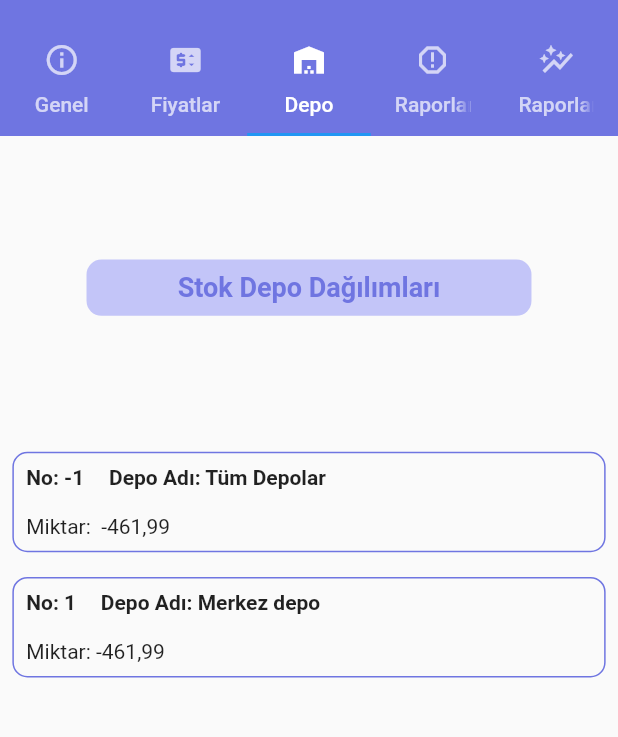
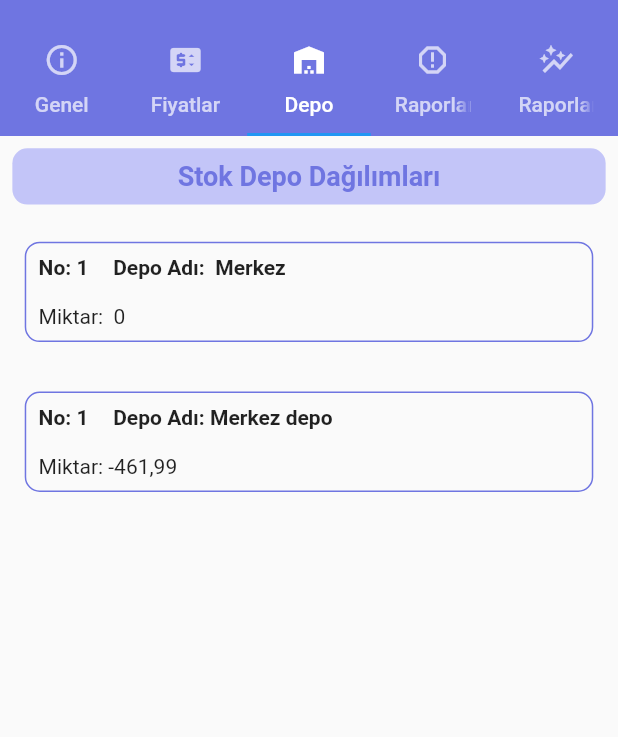
Before and after one commit to kesenalican/dinamik-mikro, a Flutter app: the StokDetay screen opened directly with empty values, tab 3 chosen, on a phone screen of 412 x 824 dp, the part 59-796 px from its top. Run offline on Flutter 3.47's test engine with Material 2 defaults, Android fonts, the phone set to English and light mode, and no system bars; our stand-ins replace dio, flutter_hooks, flutter_map, flutter_riverpod, hooks_riverpod, latlong2; network calls fail.

Commit message:
some bug fixed

```diff
--- /dev/null
+++ b/lib/Model/depo_model.dart
@@ -0,0 +1,30 @@
+// To parse this JSON data, do
+//
+//     final depo = depoFromMap(jsonString);
+
+import 'package:meta/meta.dart';
+import 'dart:convert';
+
+Depo depoFromMap(String str) => Depo.fromMap(json.decode(str));
+
+String depoToMap(Depo data) => json.encode(data.toMap());
+
+class Depo {
+  Depo({
+    required this.depNo,
+    required this.depAdi,
+  });
+
+  final int depNo;
+  final String depAdi;
+
+  factory Depo.fromMap(Map<String, dynamic> json) => Depo(
+        depNo: json["dep_no"],
+        depAdi: json["dep_adi"],
+      );
+
+  Map<String, dynamic> toMap() => {
+        "dep_no": depNo,
+        "dep_adi": depAdi,
+      };
+}
--- a/lib/View/common/common_drawer.dart
+++ b/lib/View/common/common_drawer.dart
@@ -8,7 +8,7 @@ import '../../core/constants/constant.dart';
 import '../screens/module_card.dart';
 import '../screens/ayarlar/view/settings.dart';
 import '../styles/colors.dart';
-import 'menu_components.dart';
+import '../../core/components/menu_components.dart';
 
 class DrawerMenu extends StatefulWidget {
   const DrawerMenu({Key? key}) : super(key: key);
@@ -36,7 +36,7 @@ class _DrawerMenuState extends State<DrawerMenu> {
           Container(
             height: context.dynamicHeight * 0.15,
             child: UserAccountsDrawerHeader(
-              accountName:  const Text(Constants.DINAMIK_OTOMASYON),
+              accountName: const Text(Constants.DINAMIK_OTOMASYON),
               accountEmail: null,
               decoration: BoxDecoration(
                 color: Color(MyColors.bg01),
--- a/lib/View/screens/stokIslemleri/model/stoklar_model.dart
+++ b/lib/View/screens/stokIslemleri/model/stoklar_model.dart
@@ -2,6 +2,7 @@
 //
 //     final stoklar = stoklarFromMap(jsonString);
 
+import 'package:meta/meta.dart';
 import 'dart:convert';
 
 Stoklar stoklarFromMap(String str) => Stoklar.fromMap(json.decode(str));
@@ -13,6 +14,7 @@ class Stoklar {
     required this.stokKodu,
     required this.stokIsim,
     required this.stokFiyat,
+    required this.stokKur,
     required this.stokAnaGrup,
     required this.stokSektor,
     required this.stokBirim1,
@@ -21,11 +23,14 @@ class Stoklar {
     required this.stokReyon,
     required this.stokMarka,
     required this.stokModel,
+    required this.merkez,
+    required this.stokMiktar,
   });
 
   final String stokKodu;
   final String stokIsim;
   final double stokFiyat;
+  final String? stokKur;
   final String stokAnaGrup;
   final String stokSektor;
   final String stokBirim1;
@@ -34,11 +39,14 @@ class Stoklar {
   final String stokReyon;
   final String stokMarka;
   final String stokModel;
+  final double merkez;
+  final double stokMiktar;
 
   factory Stoklar.fromMap(Map<String, dynamic> json) => Stoklar(
         stokKodu: json["StokKodu"],
         stokIsim: json["StokIsim"],
         stokFiyat: json["StokFiyat"],
+        stokKur: json["StokKur"],
         stokAnaGrup: json["StokAnaGrup"],
         stokSektor: json["StokSektor"],
         stokBirim1: json["StokBirim1"],
@@ -47,12 +55,15 @@ class Stoklar {
         stokReyon: json["StokReyon"],
         stokMarka: json["StokMarka"],
         stokModel: json["StokModel"],
+        merkez: json["MERKEZ"],
+        stokMiktar: json["StokMiktar"],
       );
 
   Map<String, dynamic> toMap() => {
         "StokKodu": stokKodu,
         "StokIsim": stokIsim,
         "StokFiyat": stokFiyat,
+        "StokKur": stokKur,
         "StokAnaGrup": stokAnaGrup,
         "StokSektor": stokSektor,
         "StokBirim1": stokBirim1,
@@ -61,5 +72,7 @@ class Stoklar {
         "StokReyon": stokReyon,
         "StokMarka": stokMarka,
         "StokModel": stokModel,
+        "MERKEZ": merkez,
+        "StokMiktar": stokMiktar,
       };
 }
--- a/lib/View/screens/stokIslemleri/view/stok_detay.dart
+++ b/lib/View/screens/stokIslemleri/view/stok_detay.dart
@@ -5,7 +5,7 @@ import 'package:dinamik_otomasyon/view/screens/stokIslemleri/view/tabs/stok_rapo
 import 'package:flutter/material.dart';
 import '../../../../core/constants/constant.dart';
 import '../../../styles/colors.dart';
-import 'stok_genel.dart';
+import 'tabs/stok_genel_tab.dart';
 
 class StokDetay extends StatefulWidget {
   final Stoklar stokModel;
@@ -73,7 +73,9 @@ class _StokDetayState extends State<StokDetay> {
               stokModel: widget.stokModel,
             ),
             //Depo Tab
-            const DepoTab(),
+            DepoTab(
+              stokModel: widget.stokModel,
+            ),
             // RaporlarTab
             const RaporlarTab(),
             const Icon(Icons.directions_bike),
--- a/lib/View/screens/stokIslemleri/view/tabs/stok_depo_tab.dart
+++ b/lib/View/screens/stokIslemleri/view/tabs/stok_depo_tab.dart
@@ -1,27 +1,32 @@
-import 'package:dinamik_otomasyon/core/base/state/base_state.dart';
+import 'package:dinamik_otomasyon/Model/depo_model.dart';
+import 'package:dinamik_otomasyon/core/extensions/extensions.dart';
 import 'package:dinamik_otomasyon/view/styles/colors.dart';
 import 'package:flutter/material.dart';
 import 'package:dinamik_otomasyon/core/constants/constant.dart';
+import 'package:flutter_riverpod/flutter_riverpod.dart';
 
-class DepoTab extends StatefulWidget {
-  const DepoTab({Key? key}) : super(key: key);
+import '../../model/stoklar_model.dart';
+
+class DepoTab extends ConsumerWidget {
+  final Stoklar stokModel;
+  const DepoTab({Key? key, required this.stokModel}) : super(key: key);
 
   @override
-  State<DepoTab> createState() => _DepoTabState();
+  Widget build(BuildContext context, WidgetRef ref) {
+    return Column(
+      children: [
+        _buildStokDepoDagilimText(context.dynamicHeight, context.dynamicWidth),
+        _buildUrunDagilim(context.dynamicHeight, context.dynamicWidth),
+        //veriyi çekince ayır
+        _buildDepo2(context.dynamicHeight, context.dynamicWidth),
+      ],
+    );
   }
 
-class _DepoTabState extends BaseState<DepoTab> {
-  @override
-  Widget build(BuildContext context) {
-    return SingleChildScrollView(
-      child: Column(
-        children: [
-          buildStokDepoDagilimText(context),
-          buildUrunDagilim(),
-          //veriyi çekince ayır
-          Container(
+  _buildDepo2(double dynamicHeight, double width) {
+    return Container(
       width: double.infinity,
-            margin: paddingDefault,
+      margin: EdgeInsets.all(dynamicHeight * 0.02),
       decoration: BoxDecoration(
         color: Colors.transparent,
         borderRadius: BorderRadius.circular(10),
@@ -34,7 +39,7 @@ class _DepoTabState extends BaseState<DepoTab> {
           Row(
             children: [
               Padding(
-                      padding: paddingDefault,
+                padding: EdgeInsets.all(dynamicHeight * 0.01),
                 child: const Text(
                   "No: 1",
                   style: TextStyle(
@@ -43,7 +48,7 @@ class _DepoTabState extends BaseState<DepoTab> {
                 ),
               ),
               Padding(
-                      padding: paddingDefault,
+                padding: EdgeInsets.all(dynamicHeight * 0.01),
                 child: const Text(
                   "Depo Adı: Merkez depo",
                   style: TextStyle(
@@ -56,23 +61,20 @@ class _DepoTabState extends BaseState<DepoTab> {
           Row(
             children: [
               Padding(
-                      padding: paddingDefault,
+                padding: EdgeInsets.all(dynamicHeight * 0.01),
                 child: const Text("Miktar: -461,99"),
               ),
             ],
           ),
         ],
       ),
-          ),
-        ],
-      ),
     );
   }
 
-  Container buildUrunDagilim() {
+  _buildUrunDagilim(double dynamicHeight, double width) {
     return Container(
       width: double.infinity,
-      margin: paddingDefault,
+      margin: EdgeInsets.all(dynamicHeight * 0.02),
       decoration: BoxDecoration(
         color: Colors.transparent,
         borderRadius: BorderRadius.circular(10),
@@ -85,18 +87,18 @@ class _DepoTabState extends BaseState<DepoTab> {
           Row(
             children: [
               Padding(
-                padding: paddingDefault,
+                padding: EdgeInsets.all(dynamicHeight * 0.01),
                 child: const Text(
-                  "No: -1",
+                  "No: 1",
                   style: TextStyle(
                     fontWeight: FontWeight.bold,
                   ),
                 ),
               ),
               Padding(
-                padding: paddingDefault,
+                padding: EdgeInsets.all(dynamicHeight * 0.01),
                 child: const Text(
-                  "${Constants.DEPO_ADI}Tüm Depolar",
+                  "${Constants.DEPO_ADI} Merkez",
                   style: TextStyle(
                     fontWeight: FontWeight.bold,
                   ),
@@ -107,8 +109,10 @@ class _DepoTabState extends BaseState<DepoTab> {
           Row(
             children: [
               Padding(
-                padding: paddingDefault,
-                child: const Text("${Constants.MIKTAR} -461,99"),
+                padding: EdgeInsets.all(dynamicHeight * 0.01),
+                child: Text(
+                    //DEPODAKİ TOPLAM ÜRÜN
+                    "${Constants.MIKTAR} ${stokModel.merkez.ceil()} ${stokModel.stokBirim1}"),
               ),
             ],
           ),
@@ -117,10 +121,10 @@ class _DepoTabState extends BaseState<DepoTab> {
     );
   }
 
-  Container buildStokDepoDagilimText(BuildContext context) {
+  _buildStokDepoDagilimText(double dynamicHeight, double width) {
     return Container(
-      margin: paddingTextField,
-      padding:paddingDefault,
+      margin: EdgeInsets.all(dynamicHeight * 0.01),
+      padding: EdgeInsets.all(dynamicHeight * 0.01),
       width: double.infinity,
       decoration: BoxDecoration(
         color: Color(MyColors.bg02),
--- a/lib/core/constants/constant.dart
+++ b/lib/core/constants/constant.dart
@@ -1,5 +1,3 @@
-import 'package:flutter/material.dart';
-
 class Constants {
   static const String ANASAYFA = "Anasayfa";
   static const String SIRKET_ADI = "Şirket Adı";
--- a/lib/main.dart
+++ b/lib/main.dart
@@ -1,9 +1,9 @@
 import 'package:dinamik_otomasyon/view/screens/authenticate/login/view/login.dart';
 import 'package:flutter/material.dart';
+import 'package:flutter_hooks/flutter_hooks.dart';
 import 'package:flutter_riverpod/flutter_riverpod.dart';
 import 'package:flutter/services.dart';
 import 'package:dinamik_otomasyon/core/constants/constant.dart';
-import 'core/base/state/base_state.dart';
 
 void main() {
   WidgetsFlutterBinding.ensureInitialized();
@@ -11,20 +11,15 @@ void main() {
   runApp(const ProviderScope(child: MyApp()));
 }
 
-class MyApp extends StatefulWidget {
-  const MyApp({Key? key}) : super(key: key);
+class MyApp extends HookWidget {
+  const MyApp({super.key});
 
-  @override
-  State<MyApp> createState() => _MyAppState();
-}
-
-class _MyAppState extends BaseState<MyApp> {
   @override
   Widget build(BuildContext context) {
     return MaterialApp(
       debugShowCheckedModeBanner: false,
       title: Constants.DINAMIK_OTOMASYON,
-      home:Login(),
+      home: Login(),
     );
   }
 }
```
Also changed, not shown: lib/View/screens/anasayfa/view/home_page.dart (+16 -13 lines), lib/View/screens/authenticate/login/view/login.dart (+16 -14 lines), lib/View/screens/cariIslemler/view/cari_detay.dart (+8 -14 lines), lib/View/screens/cariIslemler/view/cari_kartlar.dart (+4 -5 lines), lib/View/screens/stokIslemleri/view/stok_karti.dart (+12 -11 lines), lib/View/screens/stokIslemleri/view/stok_listele.dart (+5 -4 lines), lib/View/screens/stokIslemleri/view/tabs/stok_fiyatlar_tab.dart (+5 -7 lines), lib/View/screens/stokIslemleri/view/tabs/stok_genel_tab.dart (added, +65 -0 lines), lib/core/components/menu_components.dart (added, +222 -0 lines), lib/core/extensions/extensions.dart (+7 -4 lines), lib/service/Providers/all_providers.dart (+13 -8 lines), pubspec.yaml (+8 -13 lines), pubspec.lock. Lines whose indentation alone changed are shown as unchanged.
